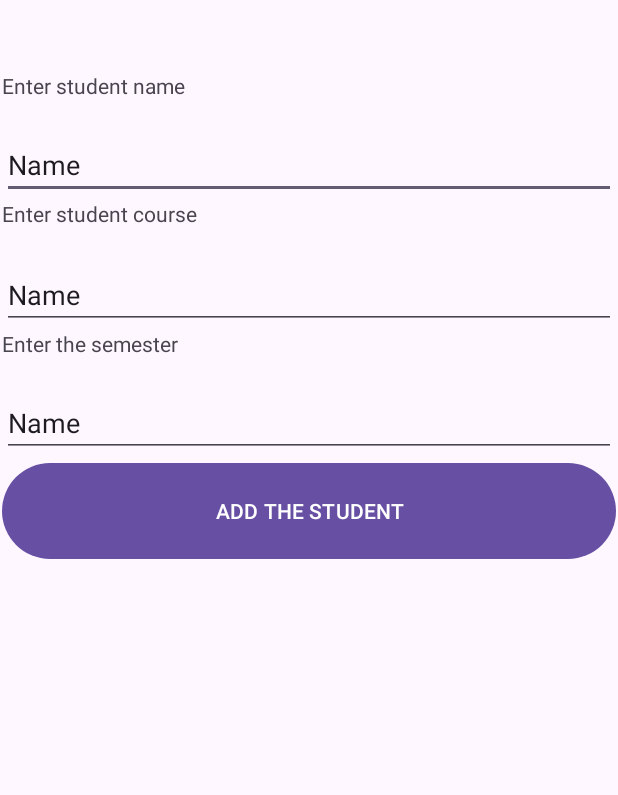
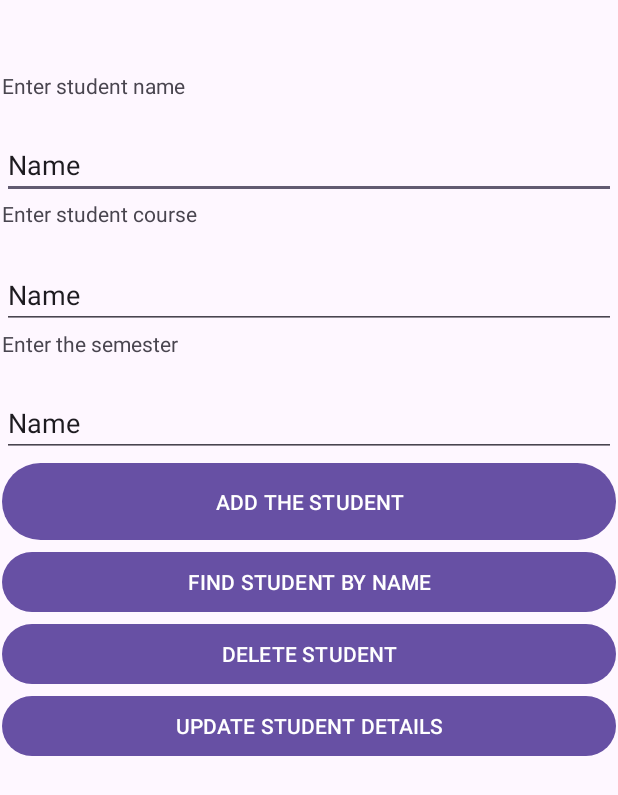
Before and after one commit to devanarose/android, an Android app: the screen it shows after launch (MainActivity), on a phone screen of 412 x 824 dp. Shown: the top 795 px of the screen. Run offline under Robolectric (Android 15) with nearby library versions, the phone set to English and light mode, and no system bars.

Commit message:
second commit

```diff
--- a/database1/app/src/main/java/com/example/database1/MainActivity.java
+++ b/database1/app/src/main/java/com/example/database1/MainActivity.java
@@ -37,4 +37,7 @@ public class MainActivity extends AppCompatActivity {
         edit2.setText("");
         edit3.setText("");
     }
+    public void findStudent(View v){
+
+    }
 }
--- a/database1/app/src/main/res/layout/activity_main.xml
+++ b/database1/app/src/main/res/layout/activity_main.xml
@@ -65,9 +65,30 @@
         <Button
             android:id="@+id/button"
             android:layout_width="match_parent"
-            android:layout_height="72dp"
+            android:layout_height="59dp"
             android:onClick="addStudent"
             android:text="ADD THE STUDENT" />
 
+        <Button
+            android:id="@+id/button2"
+            android:layout_width="match_parent"
+            android:layout_height="wrap_content"
+            android:onClick="findStudent"
+            android:text="FIND STUDENT BY NAME" />
+
+        <Button
+            android:id="@+id/button3"
+            android:layout_width="match_parent"
+            android:layout_height="wrap_content"
+            android:onClick="deleteStudent"
+            android:text="DELETE STUDENT" />
+
+        <Button
+            android:id="@+id/button4"
+            android:layout_width="match_parent"
+            android:layout_height="wrap_content"
+            android:onClick="updateStudent"
+            android:text="UPDATE STUDENT DETAILS" />
+
     </LinearLayout>
 </androidx.constraintlayout.widget.ConstraintLayout>
```
